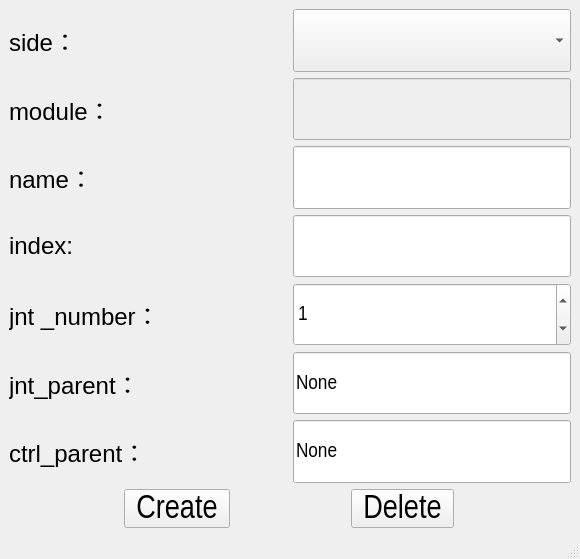
The window that bind/ui/setup/base_ui.ui (MuZiMuZi/muziToolset) describes before a commit, drawn with Qt 5.
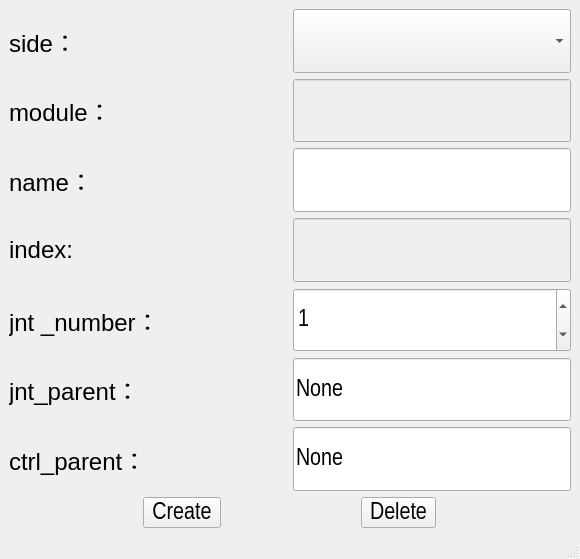
The same window after the commit.

```diff
--- a/bind/ui/setup/base_ui.ui
+++ b/bind/ui/setup/base_ui.ui
@@ -63,7 +63,7 @@
           <property name="font">
            <font>
             <family>Arial Narrow</family>
-            <pointsize>16</pointsize>
+            <pointsize>18</pointsize>
             <weight>50</weight>
             <bold>false</bold>
            </font>
@@ -115,7 +115,7 @@
           </property>
           <property name="font">
            <font>
-            <pointsize>16</pointsize>
+            <pointsize>18</pointsize>
            </font>
           </property>
          </widget>
@@ -162,7 +162,7 @@
           <property name="font">
            <font>
             <family>Arial Narrow</family>
-            <pointsize>16</pointsize>
+            <pointsize>18</pointsize>
            </font>
           </property>
          </widget>
@@ -191,12 +191,20 @@
         </item>
         <item>
          <widget class="QLineEdit" name="lineEdit">
+          <property name="enabled">
+           <bool>false</bool>
+          </property>
           <property name="sizePolicy">
            <sizepolicy hsizetype="Preferred" vsizetype="Preferred">
             <horstretch>0</horstretch>
             <verstretch>0</verstretch>
            </sizepolicy>
           </property>
+          <property name="font">
+           <font>
+            <pointsize>18</pointsize>
+           </font>
+          </property>
          </widget>
         </item>
        </layout>
@@ -241,7 +249,7 @@
           <property name="font">
            <font>
             <family>Arial Narrow</family>
-            <pointsize>16</pointsize>
+            <pointsize>18</pointsize>
            </font>
           </property>
           <property name="value">
@@ -291,7 +299,7 @@
           <property name="font">
            <font>
             <family>Arial Narrow</family>
-            <pointsize>16</pointsize>
+            <pointsize>18</pointsize>
            </font>
           </property>
           <property name="text">
@@ -341,7 +349,7 @@
           <property name="font">
            <font>
             <family>Arial Narrow</family>
-            <pointsize>16</pointsize>
+            <pointsize>18</pointsize>
            </font>
           </property>
           <property name="text">
@@ -361,7 +369,7 @@
           <property name="font">
            <font>
             <family>Arial Narrow</family>
-            <pointsize>25</pointsize>
+            <pointsize>18</pointsize>
            </font>
           </property>
           <property name="text">
@@ -389,7 +397,7 @@
           <property name="font">
            <font>
             <family>Arial Narrow</family>
-            <pointsize>25</pointsize>
+            <pointsize>18</pointsize>
            </font>
           </property>
           <property name="text">
```
